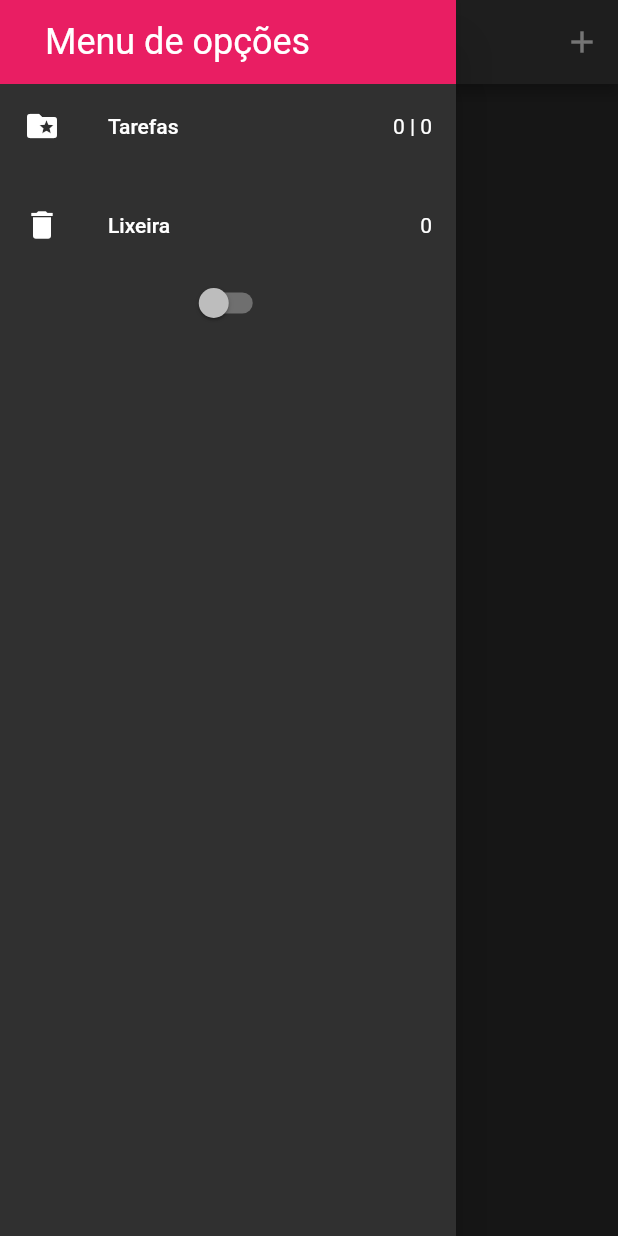
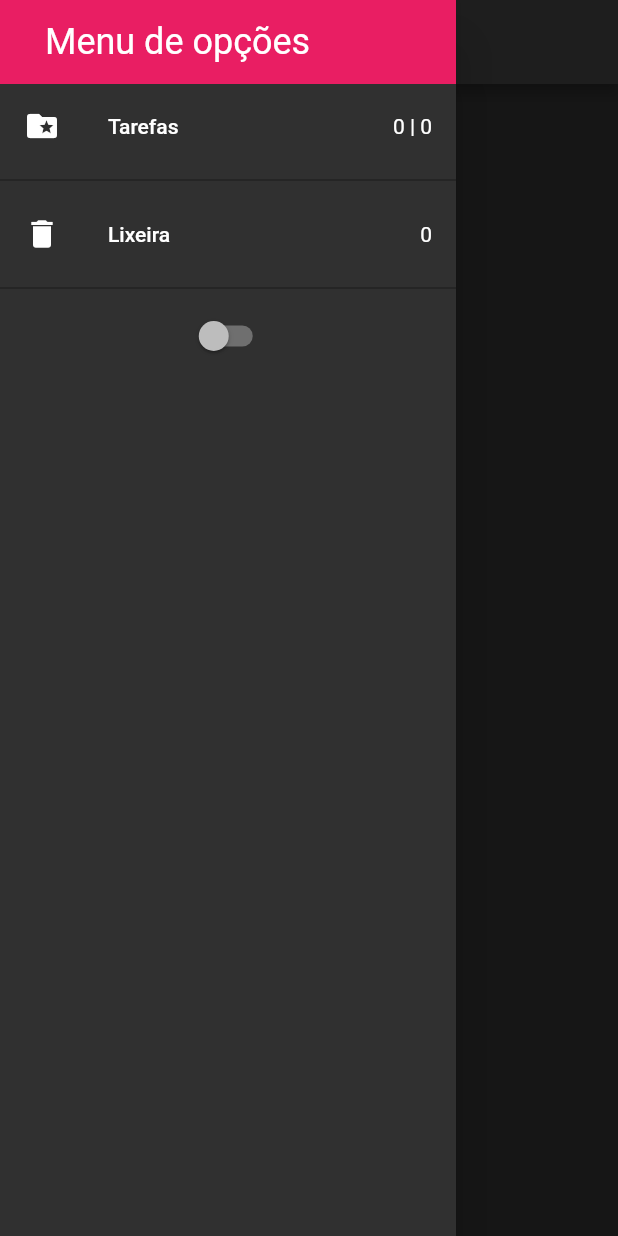
Before and after one commit to CristinaKulczynski/FourthFlutterCompassChallenge, a Flutter app: the Reciclar screen opened directly, with the side drawer open, on a phone screen of 412 x 824 dp. Run offline on Flutter 3.47's test engine with Material 2 defaults, Android fonts, the phone set to English and light mode, and no system bars; our stand-ins replace equatable, flutter_bloc, hydrated_bloc.

Commit message:
Pequenas correções nas screens

```diff
--- a/lib/screens/menu_lateral.dart
+++ b/lib/screens/menu_lateral.dart
@@ -3,15 +3,11 @@ import 'package:todolist/blocs/exportacao_do_bloc.dart';
 import 'package:todolist/screens/Reciclar.dart';
 import 'package:todolist/screens/tela_todo_list.dart';
 
-// ignore: must_be_immutable
 class MenuLateral extends StatelessWidget {
-  MenuLateral({super.key});
-
-  bool switchValor = false;
+  const MenuLateral({Key? key}) : super(key: key);
 
   @override
   Widget build(BuildContext context) {
-    // SafeArea para tornar o Drawer dinâmico e adaptável
     return SafeArea(
       child: Drawer(
         child: Column(
@@ -38,17 +34,22 @@ class MenuLateral extends StatelessWidget {
                 );
               },
             ),
-            const SizedBox(height: 10),
-            GestureDetector(
-              onTap: () => Navigator.of(context).pushReplacementNamed(
-                Reciclar.id,
-              ),
-              child: const ListTile(
-                leading: Icon(Icons.delete),
-                title: Text('Lixeira'),
-                trailing: Text('0'),
-              ),
+            const Divider(),
+            BlocBuilder<TarefasBloc, TarefasState>(
+              builder: (context, state) {
+                return GestureDetector(
+                  onTap: () => Navigator.of(context).pushReplacementNamed(
+                    Reciclar.id,
+                  ),
+                  child: ListTile(
+                    leading: const Icon(Icons.delete),
+                    title: const Text('Lixeira'),
+                    trailing: Text('${state.tarefasRemovidas.length}'),
+                  ),
+                );
+              },
             ),
+            const Divider(),
             BlocBuilder<BotaoBloc, BotaoState>(
               builder: (context, state) {
                 return Switch(
--- a/lib/screens/reciclar.dart
+++ b/lib/screens/reciclar.dart
@@ -15,29 +15,17 @@ class Reciclar extends StatelessWidget {
         return Scaffold(
           appBar: AppBar(
             title: const Padding(
-              padding: EdgeInsets.only(left: 15),
-              child: Text(
-                'Reciclar lixeira',
-                style: TextStyle(
-                  fontWeight: FontWeight.bold,
-                ),
-              ),
-            ),
-            actions: [
-              IconButton(
-                onPressed: () {},
-                icon: const Icon(Icons.add),
-              ),
-            ],
+                padding: EdgeInsets.only(left: 15),
+                child: Text('Reciclar lixeira',
+                    style: TextStyle(fontWeight: FontWeight.bold))),
           ),
-          drawer: MenuLateral(),
+          drawer: const MenuLateral(),
           body: Column(
             crossAxisAlignment: CrossAxisAlignment.center,
             children: [
               Center(
                 child: Chip(
                   label: Text(
-                    // Mostra quantas tarefas temos
                     ' ${state.tarefasRemovidas.length} Tarefas',
                   ),
                 ),
--- a/lib/screens/tela_todo_list.dart
+++ b/lib/screens/tela_todo_list.dart
@@ -7,7 +7,7 @@ import 'package:todolist/screens/pendencias.dart';
 
 // ignore: must_be_immutable
 class TelaTODOList extends StatefulWidget {
-  TelaTODOList({super.key});
+  const TelaTODOList({super.key});
   static const id = 'tela_todo_list';
 
   @override
@@ -57,7 +57,7 @@ class _TelaTODOListState extends State<TelaTODOList> {
           ),
         ],
       ),
-      drawer: MenuLateral(),
+      drawer: const MenuLateral(),
       body: _descricao[_indexDaPagina]['Nome'],
       floatingActionButton: _indexDaPagina == 0
           ? FloatingActionButton(
```
Also changed, not shown: lib/screens/adicionar_a_tarefa.dart (+11 -18 lines), lib/screens/editar_a_tarefa.dart (+13 -19 lines).
